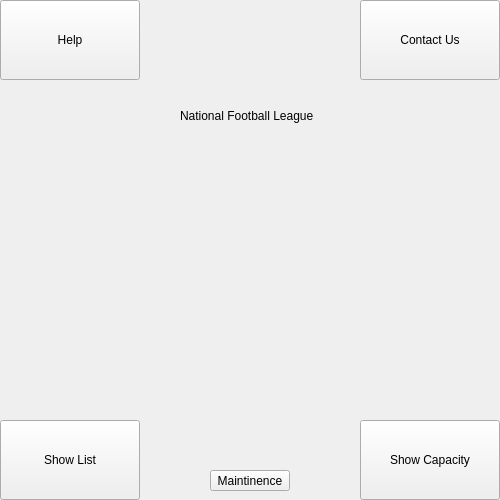
The window that mainwindow.ui (Starfractor/CS1C-Group-Project-1-National-Football-League) describes before a commit, drawn with Qt 5.
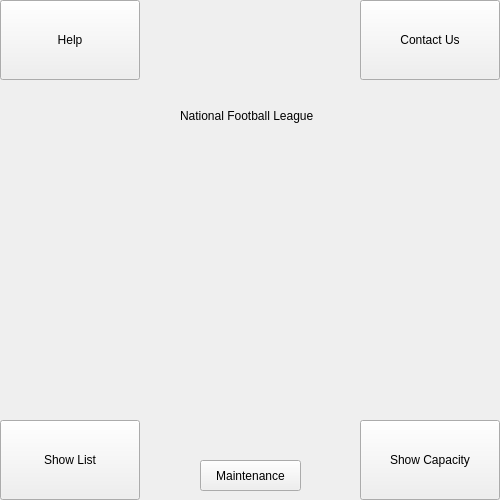
The same window after the commit.

Patch:
```diff
--- a/mainwindow.ui
+++ b/mainwindow.ui
@@ -68,14 +68,14 @@
   <widget class="QPushButton" name="pushButton_5">
    <property name="geometry">
     <rect>
-     <x>210</x>
-     <y>470</y>
-     <width>80</width>
-     <height>21</height>
+     <x>200</x>
+     <y>460</y>
+     <width>101</width>
+     <height>31</height>
     </rect>
    </property>
    <property name="text">
-    <string>Maintinence</string>
+    <string>Maintenance</string>
    </property>
   </widget>
   <widget class="QLabel" name="label_2">
@@ -83,7 +83,7 @@
     <rect>
      <x>180</x>
      <y>90</y>
-     <width>141</width>
+     <width>151</width>
      <height>51</height>
     </rect>
    </property>
```
